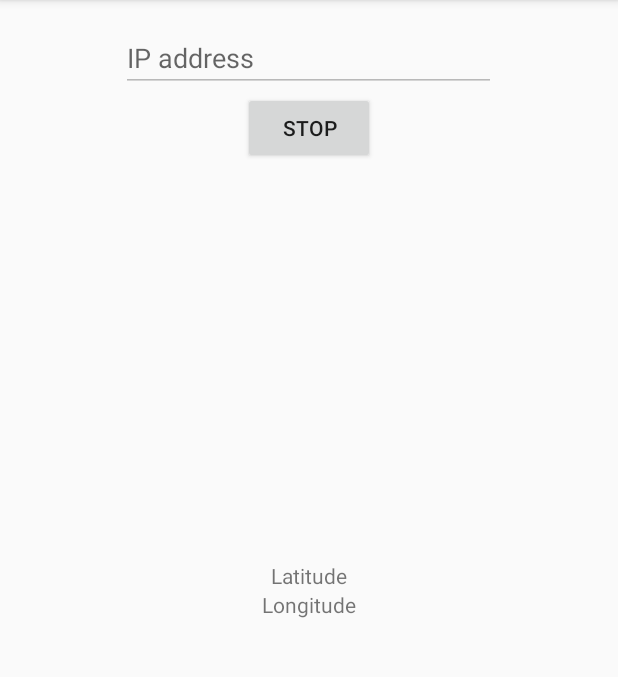
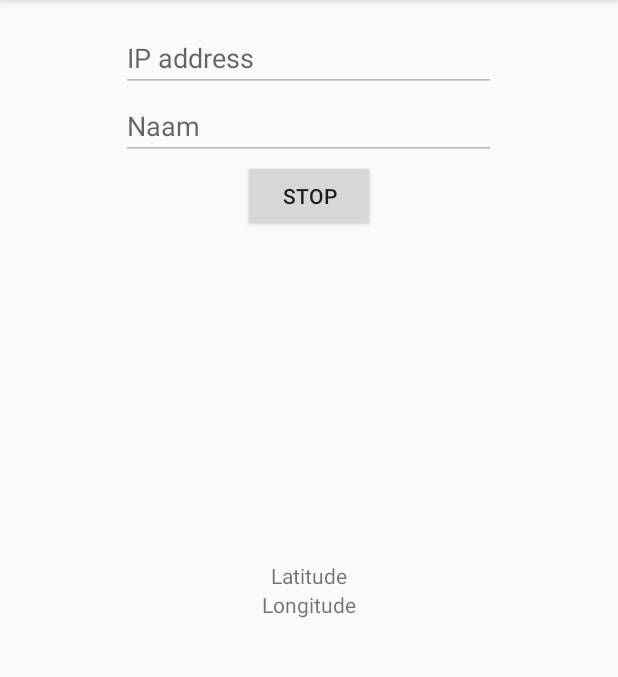
Before and after one commit to Corpelijn/Peelmapping, an Android app: the screen it shows after launch (PositionActivity), after a tap on "START", on a phone screen of 412 x 824 dp, the part 84-761 px from its top. Run offline under Robolectric (Android 15) with nearby library versions, the phone set to English and light mode, and no system bars; 2 other taps on this screen came first.

Commit message:
Added name and orientation lock

```diff
--- a/Android/RealCurveFever/app/src/main/AndroidManifest.xml
+++ b/Android/RealCurveFever/app/src/main/AndroidManifest.xml
@@ -9,10 +9,12 @@
 
     <application
         android:allowBackup="true"
-        android:icon="@mipmap/ic_launcher"
+        android:icon="@drawable/slak"
         android:label="@string/app_name"
         android:supportsRtl="true"
-        android:theme="@style/AppTheme">
+        android:theme="@style/AppTheme"
+        android:configChanges="orientation"
+        android:screenOrientation="portrait">
         <activity android:name=".PositionActivity">
             <intent-filter>
                 <action android:name="android.intent.action.MAIN"/>
--- a/Android/RealCurveFever/app/src/main/java/com/design4nature/experimentvx/PositionActivity.java
+++ b/Android/RealCurveFever/app/src/main/java/com/design4nature/experimentvx/PositionActivity.java
@@ -26,6 +26,7 @@ public class PositionActivity extends AppCompatActivity {
     private final int SERVERPORT = 11000;
     private Socket socket;
     private String serverIp;
+    private String name;
 
     private TextView tvLongitude;
     private TextView tvLatitude;
@@ -38,6 +39,13 @@ public class PositionActivity extends AppCompatActivity {
         super.onCreate(savedInstanceState);
         setContentView(R.layout.activity_position);
 
+        if (ActivityCompat.checkSelfPermission(this, Manifest.permission.ACCESS_FINE_LOCATION) !=
+                PackageManager.PERMISSION_GRANTED && ActivityCompat.checkSelfPermission(this,
+                Manifest.permission.ACCESS_COARSE_LOCATION) != PackageManager.PERMISSION_GRANTED) {
+            Toast.makeText(this, "Geen toegang tot GPS", Toast.LENGTH_SHORT).show();
+            return;
+        }
+
         tvLatitude = (TextView) findViewById(R.id.tv_latitude);
         tvLongitude = (TextView) findViewById(R.id.tv_longitude);
         tvError = (TextView) findViewById(R.id.tv_error);
@@ -47,42 +55,30 @@ public class PositionActivity extends AppCompatActivity {
                 .LOCATION_SERVICE);
 
         LocationListener locationListener = new MyLocationListener();
-        if (ActivityCompat.checkSelfPermission(this, Manifest.permission.ACCESS_FINE_LOCATION) !=
-                PackageManager.PERMISSION_GRANTED && ActivityCompat.checkSelfPermission(this,
-                 Manifest.permission.ACCESS_COARSE_LOCATION) != PackageManager.PERMISSION_GRANTED) {
-            // TODO: Consider calling
-            //    ActivityCompat#requestPermissions
-            // here to request the missing permissions, and then overriding
-            //   public void onRequestPermissionsResult(int requestCode, String[] permissions,
-            //                                          int[] grantResults)
-            // to handle the case where the user grants the permission. See the documentation
-            // for ActivityCompat#requestPermissions for more details.
-            return;
 
-        }
 //        locationManager.requestLocationUpdates(KalmanLocationManager.UseProvider.GPS_AND_NET,
 //                100, 0, 0, locationListener, true);
 
         locationManager.requestLocationUpdates(LocationManager.GPS_PROVIDER, 0, 0,
                 locationListener);
 
+        final EditText etIpAddress = (EditText) findViewById(R.id.et_ip_address);
+        final EditText etName = (EditText) findViewById(R.id.et_name);
+        final Button btnStart = (Button) findViewById(R.id.btn_start);
 
-        final EditText etIpAddress = (EditText) findViewById(R.id.et_ip_address);
-        final Button btnSetIpAddress = (Button) findViewById(R.id.btn_set_ip);
         thread = new Thread(new ClientThread());
-        btnSetIpAddress.setOnClickListener(new View.OnClickListener() {
+        btnStart.setOnClickListener(new View.OnClickListener() {
             @Override
             public void onClick(View view) {
                 serverIp = etIpAddress.getText().toString();
+                name = etName.getText().toString();
                 if (etIpAddress.isEnabled()) {
-                    Toast.makeText(PositionActivity.this, "IP Address set to " + serverIp, Toast
-                              .LENGTH_SHORT).show();
-
                     if (serverIp != null) {
                         thread.start();
                     }
-                    btnSetIpAddress.setText("Stop");
+                    btnStart.setText("Stop");
                     etIpAddress.setEnabled(false);
+                    etName.setEnabled(false);
                 }
                 else {
                     try {
@@ -93,8 +89,9 @@ public class PositionActivity extends AppCompatActivity {
                         tvError.setText(e.getMessage());
                         e.printStackTrace();
                     }
-                    btnSetIpAddress.setText("Start");
+                    btnStart.setText("Start");
                     etIpAddress.setEnabled(true);
+                    etName.setEnabled(true);
                 }
             }
         });
@@ -118,7 +115,7 @@ public class PositionActivity extends AppCompatActivity {
                     tvError.setText("");
                     Log.d("SOCKET", "sent location to server");
                 }
-            } catch (IOException e){
+            } catch (IOException e) {
                 tvError.setText(e.getMessage());
                 e.printStackTrace();
             }
@@ -145,6 +142,7 @@ public class PositionActivity extends AppCompatActivity {
                 InetAddress serverAddr = InetAddress.getByName(serverIp);
                 socket = new Socket(serverAddr, SERVERPORT);
                 out = new ObjectOutputStream(socket.getOutputStream());
+                out.writeObject(name);
             } catch (IOException e) {
                 e.printStackTrace();
             }
--- a/Android/RealCurveFever/app/src/main/res/layout/activity_position.xml
+++ b/Android/RealCurveFever/app/src/main/res/layout/activity_position.xml
@@ -17,13 +17,21 @@
         android:layout_centerHorizontal="true"
         android:hint="IP address"/>
 
+    <EditText
+        android:id="@+id/et_name"
+        android:layout_width="250dp"
+        android:layout_height="wrap_content"
+        android:layout_below="@+id/et_ip_address"
+        android:layout_centerHorizontal="true"
+        android:hint="Naam"/>
+
     <Button
-        android:id="@+id/btn_set_ip"
+        android:id="@+id/btn_start"
         android:layout_width="wrap_content"
         android:layout_height="wrap_content"
-        android:layout_below="@id/et_ip_address"
+        android:layout_below="@id/et_name"
         android:layout_centerHorizontal="true"
-        android:text="Set IP address"/>
+        android:text="Start"/>
 
     <TextView
         android:id="@+id/tv_latitude"
```
Also changed, not shown: Android/RealCurveFever/app/src/main/res/drawable/slak.png (added).
